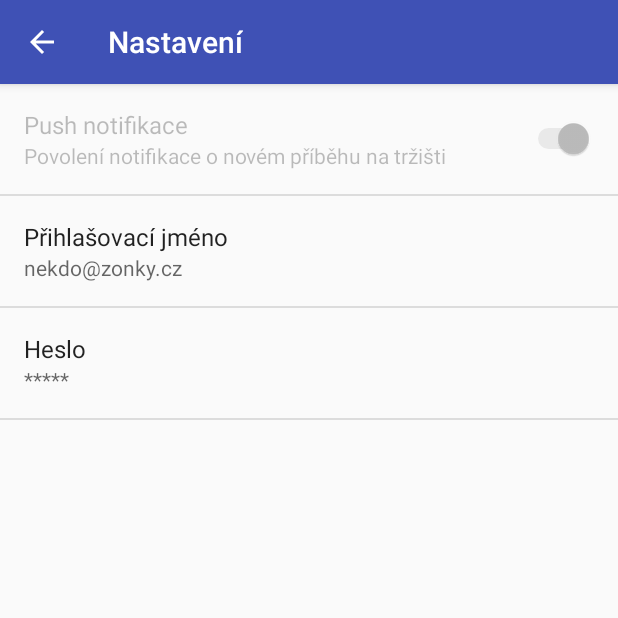
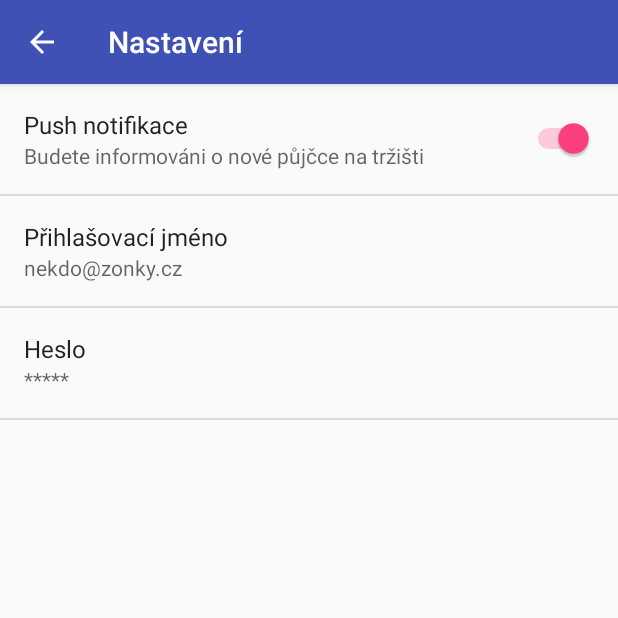
Before and after one commit to stegeron/zonkoid, an Android app: the screen it shows after launch (SettingsActivity), in the options menu, after a tap on "Nastavení", on a phone screen of 412 x 824 dp, the top half of it. Run offline under Robolectric (Android 15) with nearby library versions, the phone set to English and light mode, and no system bars; our stand-ins replace EventBus; 6 statements that could not run were skipped.

Commit message:
zapinani vypinani pushek

```diff
--- a/app/src/main/java/eu/urbancoders/zonkysniper/SecurityManager.java
+++ b/app/src/main/java/eu/urbancoders/zonkysniper/SecurityManager.java
@@ -34,7 +34,7 @@ public class SecurityManager {
     private SecurityManager(Context context) {
         String androidId = Settings.Secure
                 .getString(context.getContentResolver(), Settings.Secure.ANDROID_ID);
-
+        // TODO nahradit key PINem, ktery se nebude ukladat nikam krome mozku uzivatele
 //        String androidId = FirebaseInstanceId.getInstance().getToken();
         mContext = context.getApplicationContext();
         try {
--- a/app/src/main/java/eu/urbancoders/zonkysniper/SettingsActivity.java
+++ b/app/src/main/java/eu/urbancoders/zonkysniper/SettingsActivity.java
@@ -16,10 +16,14 @@ import android.preference.PreferenceActivity;
 import android.preference.PreferenceFragment;
 import android.preference.PreferenceManager;
 import android.preference.RingtonePreference;
+import android.preference.SwitchPreference;
 import android.support.v4.app.NavUtils;
 import android.support.v7.app.ActionBar;
 import android.text.TextUtils;
 import android.view.MenuItem;
+import android.view.View;
+import eu.urbancoders.zonkysniper.events.TopicSubscription;
+import org.greenrobot.eventbus.EventBus;
 
 import java.util.List;
 
@@ -90,6 +94,24 @@ public class SettingsActivity extends AppCompatPreferenceActivity {
     public void onBuildHeaders(List<Header> target) {
         loadHeadersFromResource(R.xml.pref_headers, target);
     }
+
+    private static Preference.OnPreferenceChangeListener actionOnPreferenceChangeListener = new Preference.OnPreferenceChangeListener() {
+        @Override
+        public boolean onPreferenceChange(Preference preference, Object o) {
+
+            if("push_notif_switch".equalsIgnoreCase(preference.getKey())) {
+                Boolean subscribe = (Boolean) o;
+                if(subscribe) {
+                    preference.setSummary(R.string.subscribedToZonkyMainTopic);
+                } else {
+                    preference.setSummary(R.string.unsubscribedFromZonkyMainTopic);
+                }
+                EventBus.getDefault().post(new TopicSubscription.Request(subscribe));
+            }
+
+            return true;
+        }
+    };
 
     /**
      * A preference value change listener that updates the preference's summary
@@ -202,6 +224,7 @@ public class SettingsActivity extends AppCompatPreferenceActivity {
             // guidelines.
             bindPreferenceSummaryToValue(findPreference("username"), false);
             bindPreferenceSummaryToValue(findPreference("password"), true);
+            findPreference("push_notif_switch").setOnPreferenceChangeListener(actionOnPreferenceChangeListener);
 //            bindPreferenceSummaryToValue(findPreference("example_list"));
         }
 
--- a/app/src/main/java/eu/urbancoders/zonkysniper/ZonkySniperApplication.java
+++ b/app/src/main/java/eu/urbancoders/zonkysniper/ZonkySniperApplication.java
@@ -7,6 +7,7 @@ import android.preference.PreferenceManager;
 import com.google.firebase.messaging.FirebaseMessaging;
 import eu.urbancoders.zonkysniper.dataobjects.AuthToken;
 import eu.urbancoders.zonkysniper.dataobjects.Wallet;
+import eu.urbancoders.zonkysniper.events.TopicSubscription;
 import eu.urbancoders.zonkysniper.events.UserLogin;
 import eu.urbancoders.zonkysniper.integration.ZonkyClient;
 import org.greenrobot.eventbus.EventBus;
@@ -45,8 +46,19 @@ public class ZonkySniperApplication extends Application {
         // automatický login při startu
         getAuthToken();
 
-        // TODO: implementovat unsubscribe v settings
-        FirebaseMessaging.getInstance().subscribeToTopic(fcmMainTopic);
+        SharedPreferences sp = PreferenceManager.getDefaultSharedPreferences(this.getApplicationContext());
+        if(sp.getBoolean("push_notif_switch", true)) {
+            EventBus.getDefault().post(new TopicSubscription.Request(true));
+        }
+    }
+
+    @Subscribe
+    public void subscribeToZonkyMainTopic(TopicSubscription.Request evt) {
+        if(evt.shouldSubscribe()) {
+            FirebaseMessaging.getInstance().subscribeToTopic(fcmMainTopic);
+        } else {
+            FirebaseMessaging.getInstance().unsubscribeFromTopic(fcmMainTopic);
+        }
     }
 
     public AuthToken getAuthToken() {
--- /dev/null
+++ b/app/src/main/java/eu/urbancoders/zonkysniper/events/TopicSubscription.java
@@ -0,0 +1,28 @@
+package eu.urbancoders.zonkysniper.events;
+
+/**
+ * Author: Ondrej Steger (ondrej@steger.cz)
+ * Date: 05.06.2016
+ */
+public class TopicSubscription {
+
+    public static class Request {
+        boolean subscribe;
+
+        public Request(boolean subscribe) {
+            this.subscribe = subscribe;
+        }
+
+        public boolean shouldSubscribe() {
+            return subscribe;
+        }
+    }
+
+    public static class Response {
+
+    }
+
+    public static class Failure {
+
+    }
+}
--- a/app/src/main/res/values/strings.xml
+++ b/app/src/main/res/values/strings.xml
@@ -71,4 +71,6 @@
     <string name="pref_title_vibrate">Vibrate</string>
     <string name="pref_title_password">Heslo</string>
     <string name="pref_default_password">*****</string>
+    <string name="subscribedToZonkyMainTopic">Budete informováni o nové půjčce na tržišti</string>
+    <string name="unsubscribedFromZonkyMainTopic">Nebudete informováni o nové půjčce na tržišti</string>
 </resources>
--- a/app/src/main/res/xml/pref_general.xml
+++ b/app/src/main/res/xml/pref_general.xml
@@ -5,8 +5,8 @@
             android:title="@string/pref_push_notifications"
             android:summary="@string/pref_description_push_notifications"
             android:defaultValue="true"
-            android:clickable="false"
-            android:enabled="false"
+            android:summaryOff="@string/unsubscribedFromZonkyMainTopic"
+            android:summaryOn="@string/subscribedToZonkyMainTopic"
     />
 
     <!-- NOTE: EditTextPreference accepts EditText attributes. -->
```
